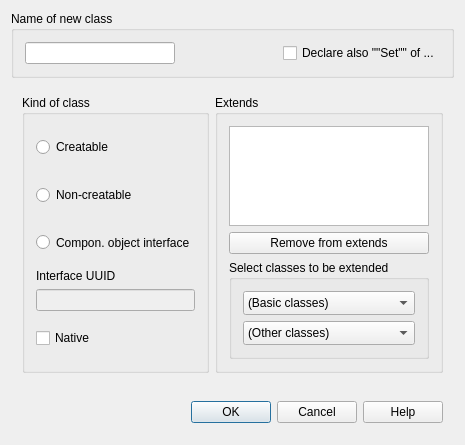
Old version of the form lavape/src/LavaPE_UI/idd_interfacebox.ui in the repository berkus/lavape.
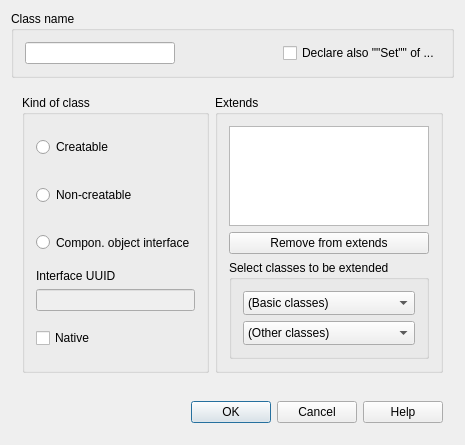
New version of the form.

Commit message: "name of new" -> "name"

Patch:
```diff
--- a/lavape/src/LavaPE_UI/idd_interfacebox.ui
+++ b/lavape/src/LavaPE_UI/idd_interfacebox.ui
@@ -7,7 +7,7 @@
     <x>0</x>
     <y>0</y>
     <width>427</width>
-    <height>389</height>
+    <height>393</height>
    </rect>
   </property>
   <property name="sizePolicy">
@@ -32,7 +32,7 @@
       </sizepolicy>
      </property>
      <property name="title">
-      <string>Name of new class</string>
+      <string>Class name</string>
      </property>
      <layout class="QHBoxLayout" name="horizontalLayout_3">
       <item>
```
